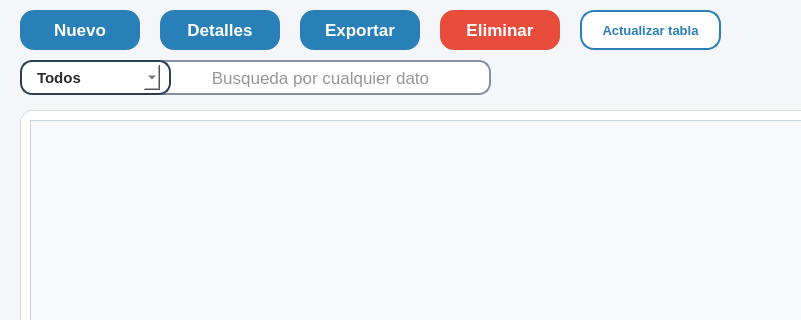
Before: the Qt Designer form resources/ui/gestion_estudiantes.ui in Proyecto-Uptjaa/Proyecto_SIRA, drawn with Qt 5; both pictures show x 0 to 801 and y 0 to 320 of the 1111 by 621 pixel window.
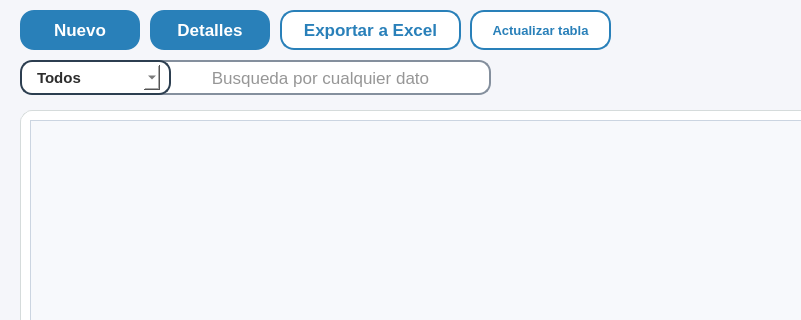
After: the same form once the commit is applied. Icons and pictures are not drawn.

Commit message: Refactor: Ajustar geometría y textos en botones de exportación y eliminar

```diff
--- a/resources/ui/gestion_estudiantes.ui
+++ b/resources/ui/gestion_estudiantes.ui
@@ -32,9 +32,9 @@
   <widget class="QToolButton" name="btnExportar_estu">
    <property name="geometry">
     <rect>
-     <x>300</x>
+     <x>280</x>
      <y>10</y>
-     <width>120</width>
+     <width>181</width>
      <height>40</height>
     </rect>
    </property>
@@ -46,7 +46,7 @@
    </property>
    <property name="maximumSize">
     <size>
-     <width>120</width>
+     <width>300</width>
      <height>40</height>
     </size>
    </property>
@@ -65,9 +65,9 @@
    </property>
    <property name="styleSheet">
     <string notr="true">QToolButton {
-   background-color: #2980b9;
-    color: #FFFFFF;
-    border: none;
+   background-color: white;
+    color: #2980b9;
+    border: 1.5px solid #2980b9;
     padding: 8px 7px;
     border-radius: 14px;
 }
@@ -92,7 +92,7 @@
 }</string>
    </property>
    <property name="text">
-    <string>Exportar</string>
+    <string>Exportar a Excel</string>
    </property>
    <property name="icon">
     <iconset resource="../icons/resources_ui.qrc">
@@ -326,7 +326,7 @@
   <widget class="QPushButton" name="btnDetalles_students">
    <property name="geometry">
     <rect>
-     <x>160</x>
+     <x>150</x>
      <y>10</y>
      <width>120</width>
      <height>40</height>
@@ -384,68 +384,6 @@
      <normaloff>:/icons/buscar2_white.png</normaloff>:/icons/buscar2_white.png</iconset>
    </property>
   </widget>
-  <widget class="QPushButton" name="btnEliminar_estudiante">
-   <property name="geometry">
-    <rect>
-     <x>440</x>
-     <y>10</y>
-     <width>120</width>
-     <height>40</height>
-    </rect>
-   </property>
-   <property name="sizePolicy">
-    <sizepolicy hsizetype="Minimum" vsizetype="Fixed">
-     <horstretch>0</horstretch>
-     <verstretch>0</verstretch>
-    </sizepolicy>
-   </property>
-   <property name="minimumSize">
-    <size>
-     <width>120</width>
-     <height>40</height>
-    </size>
-   </property>
-   <property name="maximumSize">
-    <size>
-     <width>120</width>
-     <height>40</height>
-    </size>
-   </property>
-   <property name="font">
-    <font>
-     <family>Segoe UI</family>
-     <pointsize>13</pointsize>
-     <bold>true</bold>
-    </font>
-   </property>
-   <property name="cursor">
-    <cursorShape>PointingHandCursor</cursorShape>
-   </property>
-   <property name="layoutDirection">
-    <enum>Qt::LayoutDirection::LeftToRight</enum>
-   </property>
-   <property name="styleSheet">
-    <string notr="true">QPushButton {
-  
-	
-	background-color: #e74c3c;
-    color: #FFFFFF;
-    border: none;
-    padding: 8px 16px;
-    border-radius: 14px;
-}
-QPushButton:hover {
-	background-color: #C0392B
-}</string>
-   </property>
-   <property name="text">
-    <string>Eliminar</string>
-   </property>
-   <property name="icon">
-    <iconset resource="../icons/resources_ui.qrc">
-     <normaloff>:/icons/eliminar.png</normaloff>:/icons/eliminar.png</iconset>
-   </property>
-  </widget>
   <widget class="QLineEdit" name="lneBuscar_estu">
    <property name="geometry">
     <rect>
@@ -1001,7 +939,7 @@
   <widget class="QPushButton" name="btnActualizar_db_estu">
    <property name="geometry">
     <rect>
-     <x>580</x>
+     <x>470</x>
      <y>10</y>
      <width>141</width>
      <height>40</height>
```
Left out of the diff: 5 changed lines with no effect on the pictures. The commit also changes 9 other files.
